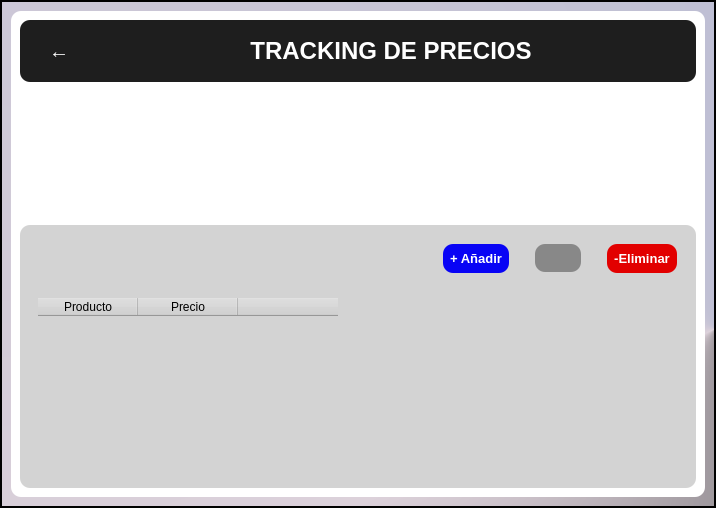
Above: Interfaz/gui/Tracking_GMG.ui from 50DayEmpire/Tracking_Precios before the change. Below: the same form after it.
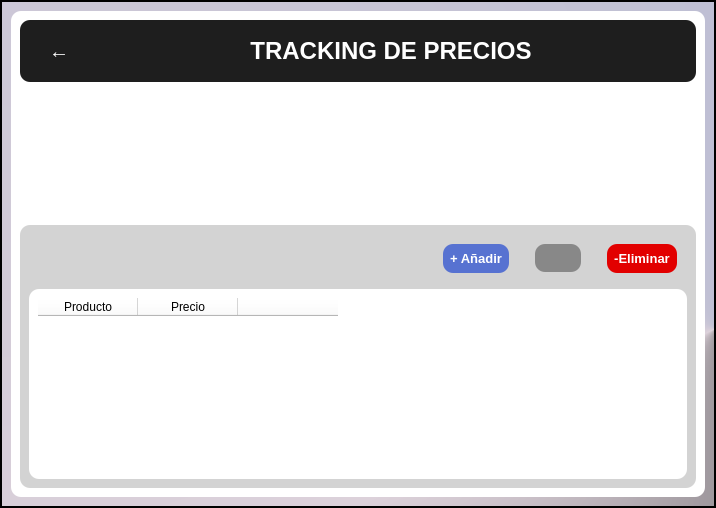
That is the form after the change. Icons and pictures are not drawn.

Commit message: Scrollbar/Lista

What changed in the file:
```diff
--- a/Interfaz/gui/Tracking_GMG.ui
+++ b/Interfaz/gui/Tracking_GMG.ui
@@ -286,7 +286,7 @@
                       </property>
                       <property name="styleSheet">
                        <string notr="true">color: rgb(255, 255, 255);
-background-color: rgb(8, 3, 245);
+background-color:rgb(87, 114, 209);
 margin: 10px;
 border-radius: 10px;
 padding: 7px;
@@ -364,6 +364,9 @@
                   </item>
                   <item>
                    <widget class="QFrame" name="frame_6">
+                    <property name="styleSheet">
+                     <string notr="true">background-color: rgb(255, 255, 255);</string>
+                    </property>
                     <property name="frameShape">
                      <enum>QFrame::StyledPanel</enum>
                     </property>
@@ -386,15 +389,15 @@
                         <string notr="true">QScrollBar:vertical {
                 border: none;
                 background: white;
-                width: 15px;
+                width: 20px;
                 margin: 15px 0 15px 0;
                 border-radius: 0px;
             }
             QScrollBar::handle:vertical {   
                 background: qlineargradient(x1:0, y1:0, x2:1, y2:0,
-                stop: 0 rgb(32, 47, 130), stop: 0.5 rgb(32, 47, 130), stop:1 rgb(32, 47, 130));
-                min-height: 30px;
-                border-radius: 7px;
+                stop: 0 rgb(87, 114, 209), stop: 0.5 rgb(87, 114, 209), stop:1 rgb(87, 114, 209));
+                min-height: 40px;
+                border-radius: 10px;
             }
             QScrollBar::handle:vertical:hover{    
                 background: qlineargradient(x1:0, y1:0, x2:1, y2:0,
```
Left out of the diff: 2 changed lines with no effect on the pictures. The commit also changes 1 other file.
